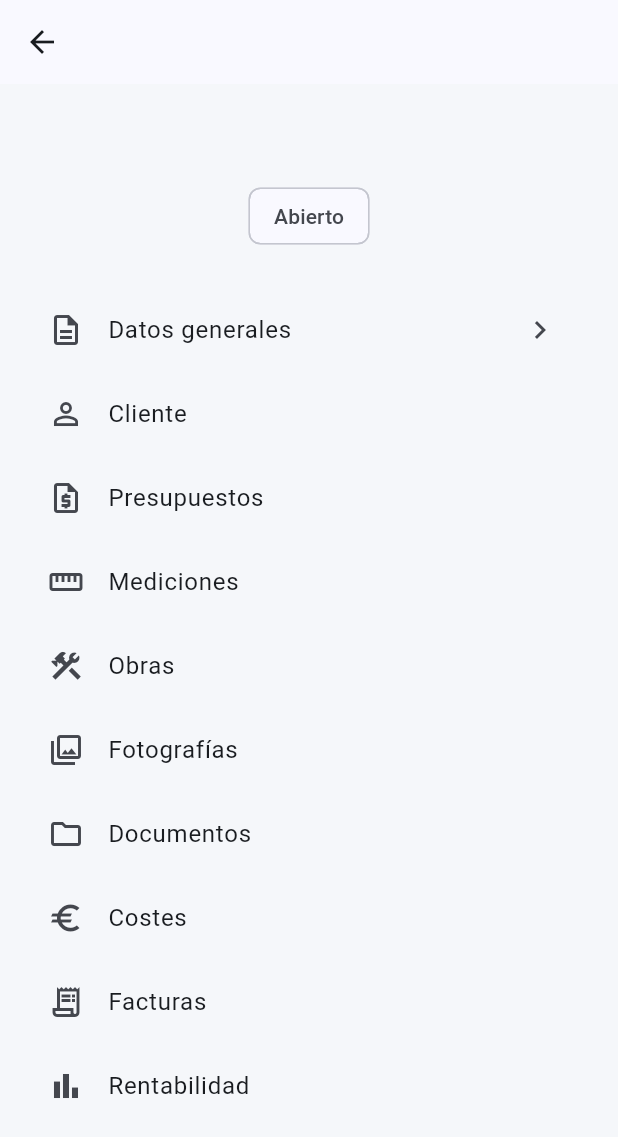
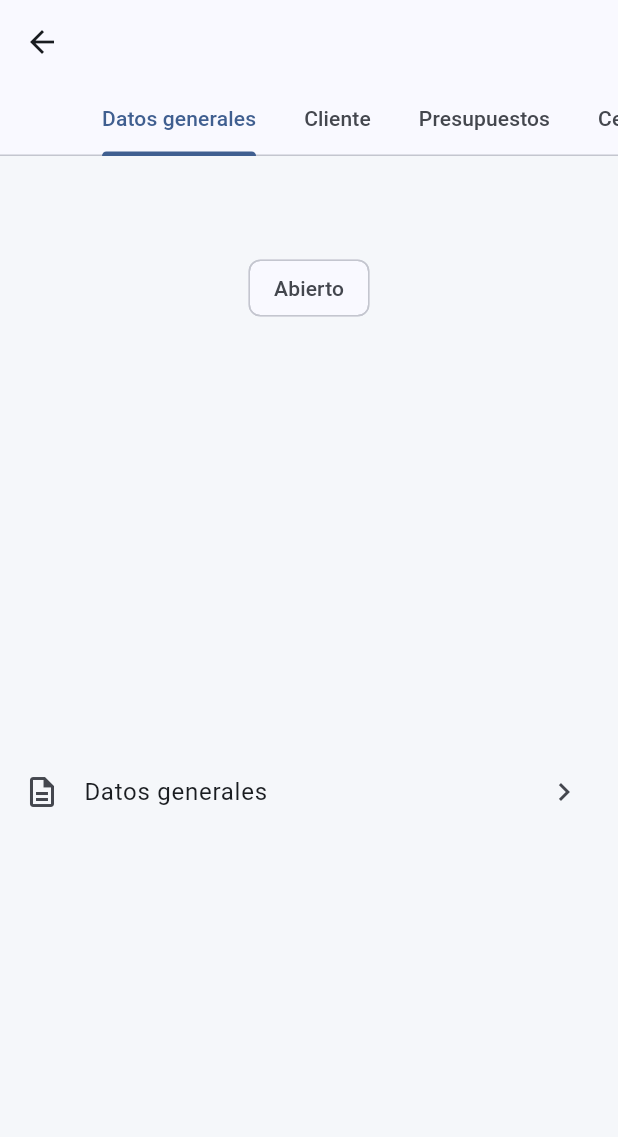
Before and after one commit to constructovar24-rgb/obraia_v2, a Flutter app: the ExpedienteDetailScreen screen opened directly with empty values, on a phone screen of 412 x 824 dp. Shown: the top 1137 px of the screen. Run offline on Flutter 3.47's test engine with Material 3 defaults, Android fonts, the phone set to English and light mode, and no system bars; our stand-ins replace drift, flutter_riverpod; accounts and stored records are empty; generated files the repository leaves out were written again.

```diff
--- a/lib/features/expedientes/presentation/screens/expediente_detail_screen.dart
+++ b/lib/features/expedientes/presentation/screens/expediente_detail_screen.dart
@@ -16,14 +16,34 @@ class ExpedienteDetailScreen extends StatelessWidget {
   final String nombre;
   final String? clienteNombre;
 
+  static const List<Tab> _tabs = [
+    Tab(text: 'Datos generales'),
+    Tab(text: 'Cliente'),
+    Tab(text: 'Presupuestos'),
+    Tab(text: 'Certificaciones'),
+    Tab(text: 'Facturas'),
+    Tab(text: 'Documentos'),
+    Tab(text: 'Notas'),
+  ];
+
   @override
   Widget build(BuildContext context) {
-    return Scaffold(
+    return DefaultTabController(
+      length: _tabs.length,
+      child: Scaffold(
         appBar: AppBar(
           title: Text(codigo),
+          bottom: const TabBar(
+            isScrollable: true,
+            tabs: _tabs,
           ),
-      body: ListView(
+        ),
+        body: Column(
+          children: [
+            Padding(
               padding: const EdgeInsets.all(16),
+              child: Column(
+                crossAxisAlignment: CrossAxisAlignment.start,
                 children: [
                   Text(
                     nombre,
@@ -39,9 +59,14 @@ class ExpedienteDetailScreen extends StatelessWidget {
                   const Chip(
                     label: Text('Abierto'),
                   ),
-          const SizedBox(height: 24),
-
-          ListTile(
+                ],
+              ),
+            ),
+            Expanded(
+              child: TabBarView(
+                children: [
+                  Center(
+                    child: ListTile(
                       leading: const Icon(Icons.description_outlined),
                       title: const Text('Datos generales'),
                       trailing: const Icon(Icons.chevron_right),
@@ -57,44 +82,18 @@ class ExpedienteDetailScreen extends StatelessWidget {
                         );
                       },
                     ),
-
-          const ListTile(
-            leading: Icon(Icons.person_outline),
-            title: Text('Cliente'),
                   ),
-          const ListTile(
-            leading: Icon(Icons.request_quote_outlined),
-            title: Text('Presupuestos'),
+                  const Center(child: Text('En desarrollo')),
+                  const Center(child: Text('En desarrollo')),
+                  const Center(child: Text('En desarrollo')),
+                  const Center(child: Text('En desarrollo')),
+                  const Center(child: Text('En desarrollo')),
+                  const Center(child: Text('En desarrollo')),
+                ],
               ),
-          const ListTile(
-            leading: Icon(Icons.straighten),
-            title: Text('Mediciones'),
-          ),
-          const ListTile(
-            leading: Icon(Icons.construction),
-            title: Text('Obras'),
-          ),
-          const ListTile(
-            leading: Icon(Icons.photo_library_outlined),
-            title: Text('Fotografías'),
-          ),
-          const ListTile(
-            leading: Icon(Icons.folder_outlined),
-            title: Text('Documentos'),
-          ),
-          const ListTile(
-            leading: Icon(Icons.euro_outlined),
-            title: Text('Costes'),
-          ),
-          const ListTile(
-            leading: Icon(Icons.receipt_long_outlined),
-            title: Text('Facturas'),
-          ),
-          const ListTile(
-            leading: Icon(Icons.bar_chart_outlined),
-            title: Text('Rentabilidad'),
             ),
           ],
+        ),
       ),
     );
   }
```
Lines whose indentation alone changed are shown as unchanged.
